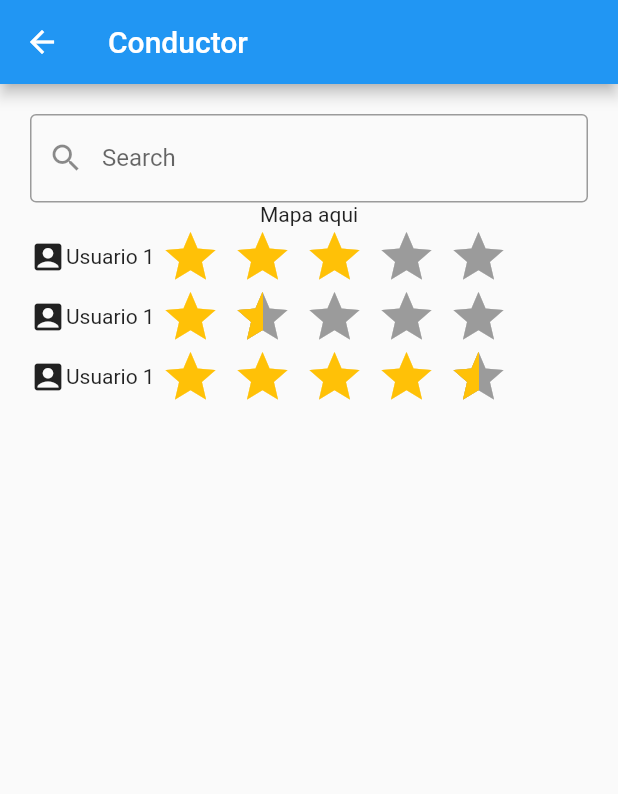
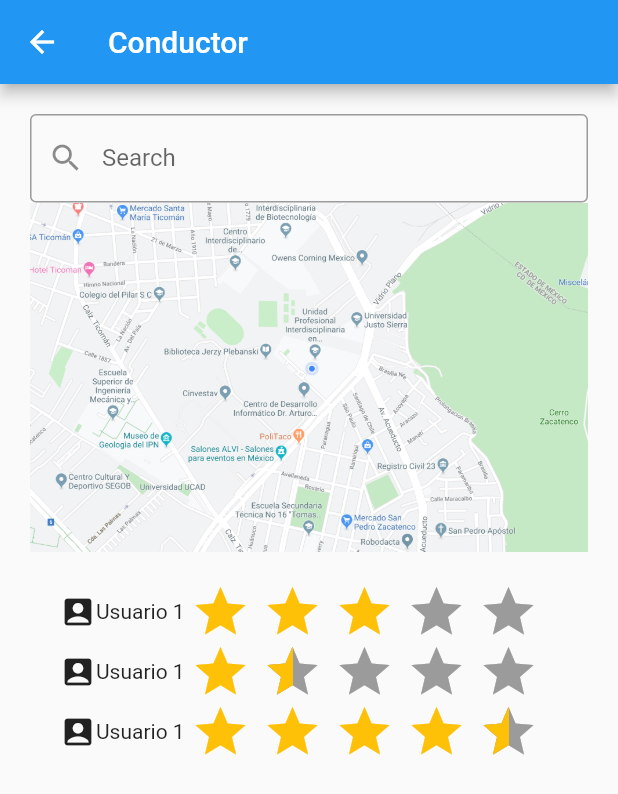
Before and after one commit to aesquivelv/TaxiDriver, a Flutter app: the Viaje screen opened directly, on a phone screen of 412 x 824 dp. Shown: the top 794 px of the screen. Run offline on Flutter 3.47's test engine with Material 2 defaults, Android fonts, the phone set to English and light mode, and no system bars; drawn by our look-alikes of flutter_rating_bar.

Commit message:
Mapa agregado

```diff
--- a/taxi_driver/lib/views/viaje.dart
+++ b/taxi_driver/lib/views/viaje.dart
@@ -22,8 +22,9 @@ class Viaje extends StatelessWidget {
                 labelText: 'Search',
               ),
             ),
-            Text("Mapa aqui"),
+            Image.asset("assets/images/mapa.png", ),
             Container(
+              padding: const EdgeInsets.all(20.0),
               child: Column(
                 children: [
                   Row(
@@ -41,7 +42,6 @@ class Viaje extends StatelessWidget {
                           color: Colors.amber,
                         ),
                         onRatingUpdate: (rating) {
-                          print(rating);
                         },
                       )
                     ]
@@ -61,7 +61,6 @@ class Viaje extends StatelessWidget {
                           color: Colors.amber,
                         ),
                         onRatingUpdate: (rating) {
-                          print(rating);
                         },
                       )
                     ]
@@ -81,7 +80,7 @@ class Viaje extends StatelessWidget {
                           color: Colors.amber,
                         ),
                         onRatingUpdate: (rating) {
-                          print(rating);
+
                         },
                       )
                     ]
```
Also changed, not shown: taxi_driver/assets/images/mapa.png (added).
